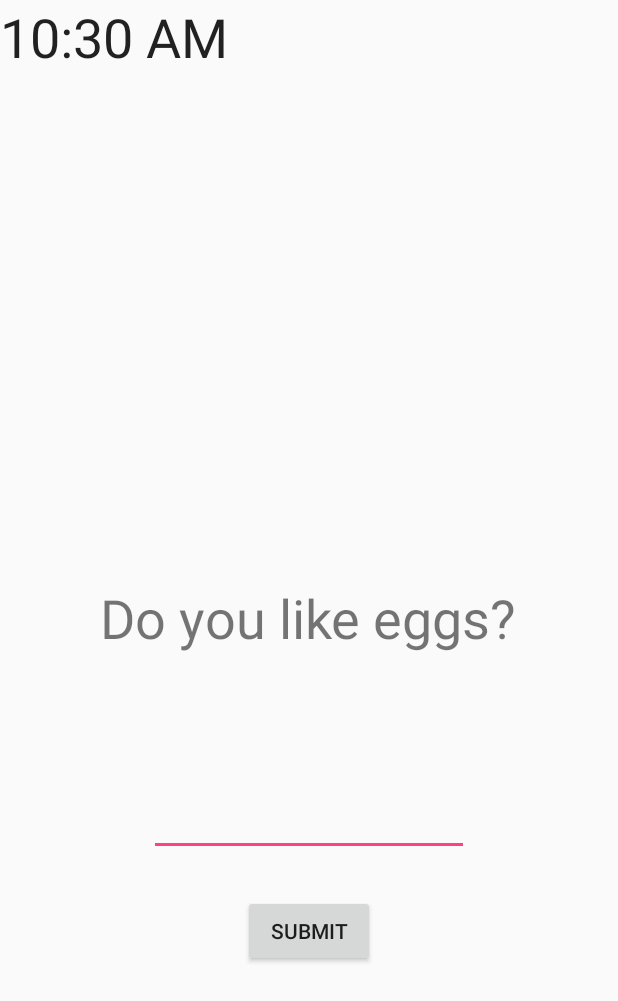
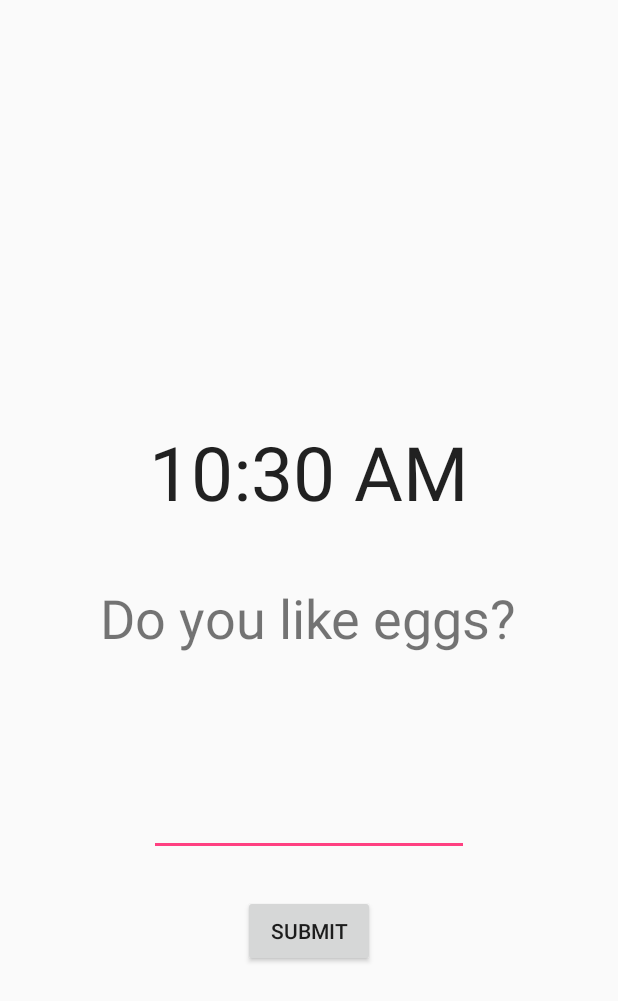
Before and after one commit to mikeserato/AlarmCock, an Android app: the layout activity_alarm_question.xml on its own in the app's theme, with its tools: preview values and no code run, on a phone screen of 412 x 824 dp. Shown: the top 1001 px of the screen. Run offline under Robolectric (Android 15) with nearby library versions, the phone set to English and light mode, and no system bars.

Commit message:
fix merge

```diff
--- a/AlarmCock/app/src/main/java/com/app/alarmcock/MainActivity.java
+++ b/AlarmCock/app/src/main/java/com/app/alarmcock/MainActivity.java
@@ -9,6 +9,7 @@ import android.database.sqlite.SQLiteException;
 import android.database.sqlite.SQLiteOpenHelper;
 import android.support.v7.app.AppCompatActivity;
 import android.os.Bundle;
+import android.util.Log;
 import android.view.View;
 import android.widget.Switch;
 
@@ -47,7 +48,7 @@ public class MainActivity extends AppCompatActivity implements AlarmListFragment
 
     public void enableAlarm(View view) {
 
-        Switch s = (Switch)findViewById(R.id.switch1);
+        Switch s = (Switch)view;
 
         Calendar calendar = Calendar.getInstance();
         int currentMinute = calendar.get(Calendar.MINUTE);
--- a/AlarmCock/app/src/main/res/layout/activity_alarm_question.xml
+++ b/AlarmCock/app/src/main/res/layout/activity_alarm_question.xml
@@ -36,7 +36,8 @@
         android:id="@+id/textClock"
         android:layout_width="wrap_content"
         android:layout_height="wrap_content"
-        android:layout_alignParentStart="true"
-        android:layout_alignParentTop="true"
-        android:textSize="36sp" />
+        android:layout_above="@+id/question"
+        android:layout_centerHorizontal="true"
+        android:layout_marginBottom="39dp"
+        android:textSize="50sp" />
 </RelativeLayout>
```
Also changed, not shown: AlarmCock/app/src/main/java/com/app/alarmcock/AlarmActivity.java (+20 -2 lines).
